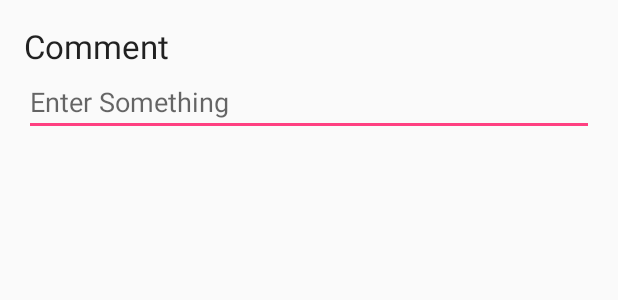
After one commit to purva5194/Smart-Street-Project, an Android app: the layout user_input_dialog_box.xml on its own in the app's theme, with its tools: preview values and no code run, on a phone screen of 412 x 824 dp. The commit adds this screen. Shown: the top 300 px of the screen. Run offline under Robolectric (Android 15) with nearby library versions, the phone set to English and light mode, and no system bars.

Commit message:
Added Comments and camera features

```diff
--- a/SmartTreeProject/app/src/main/AndroidManifest.xml
+++ b/SmartTreeProject/app/src/main/AndroidManifest.xml
@@ -43,6 +43,11 @@
         <activity
             android:name=".MapsActivity"
             android:label="@string/title_activity_maps"></activity>
+
+        <intent-filter>
+            <action android:name="android.intent.ACTION_SEND" />
+        </intent-filter>
+
     </application>
 
 </manifest>
--- /dev/null
+++ b/SmartTreeProject/app/src/main/res/layout/user_input_dialog_box.xml
@@ -0,0 +1,22 @@
+<?xml version="1.0" encoding="utf-8"?>
+<LinearLayout xmlns:android="http://schemas.android.com/apk/res/android"
+    android:id="@+id/custom_dialog_layout_design_user_input"
+    android:layout_width="match_parent"
+    android:layout_height="match_parent"
+    android:orientation="vertical"
+    android:padding="16dp">
+
+    <TextView
+        android:id="@+id/dialogTitle"
+        android:layout_width="wrap_content"
+        android:layout_height="wrap_content"
+        android:text="Comment"
+        android:textAppearance="?android:attr/textAppearanceLarge" />
+
+    <EditText
+        android:id="@+id/userInputDialog"
+        android:layout_width="match_parent"
+        android:layout_height="wrap_content"
+        android:hint="Enter Something"
+        android:inputType="text" />
+</LinearLayout>
```
Also changed, not shown: SmartTreeProject/app/src/main/java/com/purvapatel/smarttreeproject/MainActivity.java (+45 -0 lines).
